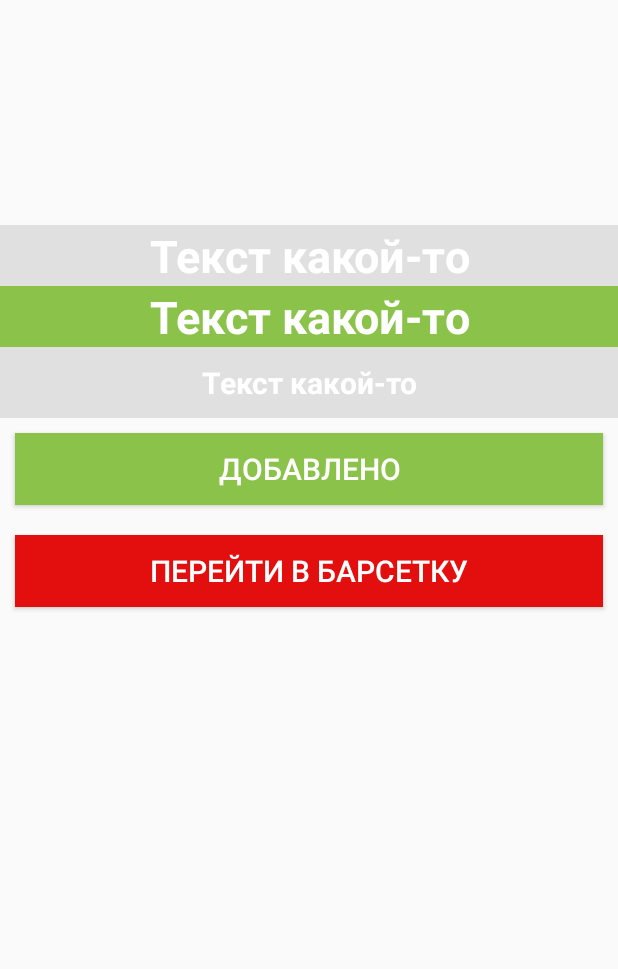
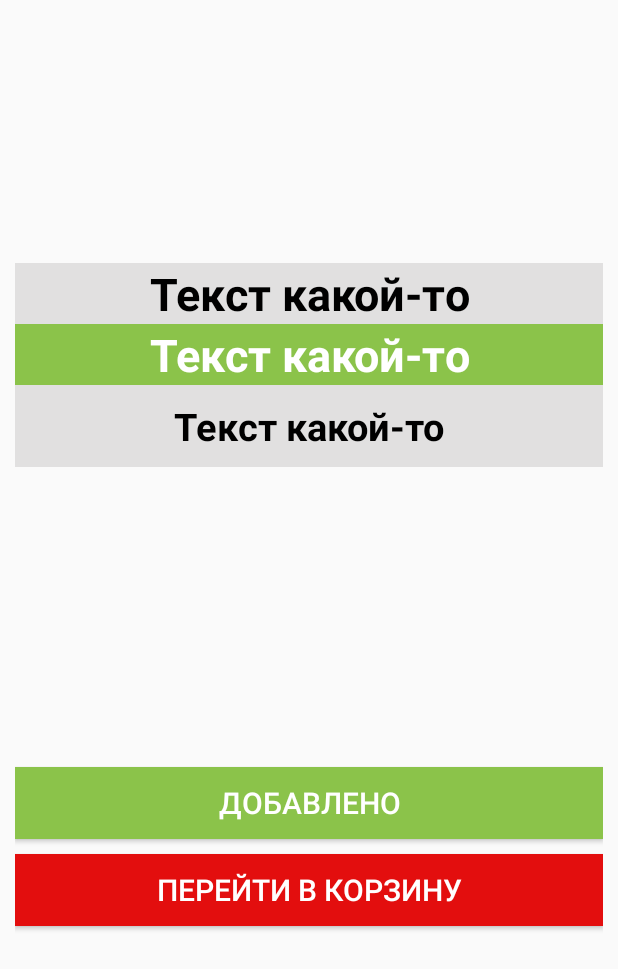
Before and after one commit to academik2006/fireBaseTestMagazine, an Android app: the FoodDetail screen opened directly, with no data from a screen before it, after a tap on "ДОБАВЛЕНО", on a phone screen of 412 x 824 dp. Shown: the top 969 px of the screen. Run offline under Robolectric (Android 15) with nearby library versions, the phone set to English and light mode, and no system bars; our stand-ins replace Firebase (no records; nobody signed in at launch, a user with empty details on screens opened directly); 4 statements that could not run were skipped; 1 other tap on this screen came first.

```diff
--- a/app/src/main/java/com/dima/myfirebaseapp/FoodDetail.java
+++ b/app/src/main/java/com/dima/myfirebaseapp/FoodDetail.java
@@ -14,6 +14,7 @@ import android.widget.Toast;
 import com.dima.myfirebaseapp.Models.Cart;
 import com.dima.myfirebaseapp.Models.Category;
 import com.dima.myfirebaseapp.Helpers.JsonHelper;
+import com.dima.myfirebaseapp.Models.Food;
 import com.google.firebase.database.DataSnapshot;
 import com.google.firebase.database.DatabaseError;
 import com.google.firebase.database.DatabaseReference;
@@ -53,7 +54,6 @@ public class FoodDetail extends AppCompatActivity {
 
         FirebaseDatabase database = FirebaseDatabase.getInstance();
         final DatabaseReference table = database.getReference("Category");
-
         table.child(String.valueOf(ID)).addValueEventListener(new ValueEventListener() {
             @Override
             public void onDataChange(@NonNull DataSnapshot snapshot) {
@@ -70,6 +70,22 @@ public class FoodDetail extends AppCompatActivity {
             }
         });
 
+        final DatabaseReference table_food = database.getReference("Food");
+        table_food.child(String.valueOf(ID)).addValueEventListener(new ValueEventListener() {
+            @Override
+            public void onDataChange(@NonNull DataSnapshot snapshot) {
+                Food food = snapshot.getValue(Food.class);
+                price.setText(food.getPrice() + " рублей");
+                food_full_name.setText(food.getFull_text());
+            }
+
+            @Override
+            public void onCancelled(@NonNull DatabaseError error) {
+                Toast.makeText(FoodDetail.this, "Нет интернета", Toast.LENGTH_SHORT).show();
+            }
+        });
+
+
 
 
     }
@@ -78,7 +94,7 @@ public class FoodDetail extends AppCompatActivity {
         List<Cart> cartList = JsonHelper.importFromJson(this);
         if (cartList==null){
             cartList = new ArrayList<>();
-            cartList.add(new Cart(ID,100));
+            cartList.add(new Cart(ID,1));
         } else {
             boolean isFound = false;
             for (Cart el: cartList) {
--- a/app/src/main/java/com/dima/myfirebaseapp/Helpers/JsonHelper.java
+++ b/app/src/main/java/com/dima/myfirebaseapp/Helpers/JsonHelper.java
@@ -16,12 +16,18 @@ public class JsonHelper {
 
     private static final String FILE_NAME = "shopping_cart.json";
 
-    public static boolean exportToJson (Context context, List<Cart> datalist) {
+    public static String createJsonString (List<Cart> datalist){
 
         Gson gson = new Gson();
         DataItems dataItems = new DataItems();
         dataItems.setCartlist(datalist);
-        String jsonString = gson.toJson(dataItems);
+        return gson.toJson(dataItems);
+
+    }
+
+    public static boolean exportToJson (Context context, List<Cart> datalist) {
+
+        String jsonString = createJsonString(datalist);
 
         FileOutputStream fileOutputStream = null;
         try {
--- a/app/src/main/res/layout/activity_food_detail.xml
+++ b/app/src/main/res/layout/activity_food_detail.xml
@@ -5,6 +5,8 @@
     android:layout_width="match_parent"
     android:layout_height="match_parent"
     android:orientation="vertical"
+    android:layout_marginVertical="5dp"
+    android:padding="10dp"
     tools:context=".FoodDetail">
 
 
@@ -19,10 +21,11 @@
         android:id="@+id/food_main_name"
         android:layout_width="match_parent"
         android:layout_height="wrap_content"
+        android:layout_marginTop="10dp"
         android:background="#36858080"
         android:gravity="center"
         android:text="Текст какой-то"
-        android:textColor="@color/white"
+        android:textColor="@color/black"
         android:textSize="30sp"
         android:textStyle="bold" />
 
@@ -44,8 +47,8 @@
         android:background="#36858080"
         android:gravity="center"
         android:text="Текст какой-то"
-        android:textColor="@color/white"
-        android:textSize="20sp"
+        android:textColor="@color/black"
+        android:textSize="25sp"
         android:padding="10dp"
         android:textStyle="bold" />
 
@@ -56,10 +59,10 @@
         android:background="@color/green"
         android:textColor="@color/white"
         android:onClick="btnAddToCard"
-        android:layout_margin="10dp"
+        android:layout_marginTop="200dp"
         android:textSize="20sp"
         android:gravity="center"
-        android:text="Швырнуть в барсетку" />
+        android:text="Добавить в корзину" />
 
     <Button
         android:id="@+id/buttonGoToCard"
@@ -67,9 +70,9 @@
         android:layout_height="wrap_content"
         android:background="@color/red"
         android:textColor="@color/white"
-       android:layout_margin="10dp"
-        android:textSize="20sp"
+        android:layout_marginTop="10dp"
+       android:textSize="20sp"
         android:gravity="center"
-        android:text="Перейти в барсетку" />
+        android:text="Перейти в корзину" />
 
 </LinearLayout>
```
Also changed, not shown: app/src/main/java/com/dima/myfirebaseapp/CartActivity.java (+58 -0 lines), app/src/main/java/com/dima/myfirebaseapp/Models/Food.java (added, +30 -0 lines), app/src/main/java/com/dima/myfirebaseapp/Models/Order.java (added, +30 -0 lines), app/src/main/res/layout/activity_cart.xml (+12 -1 lines).
